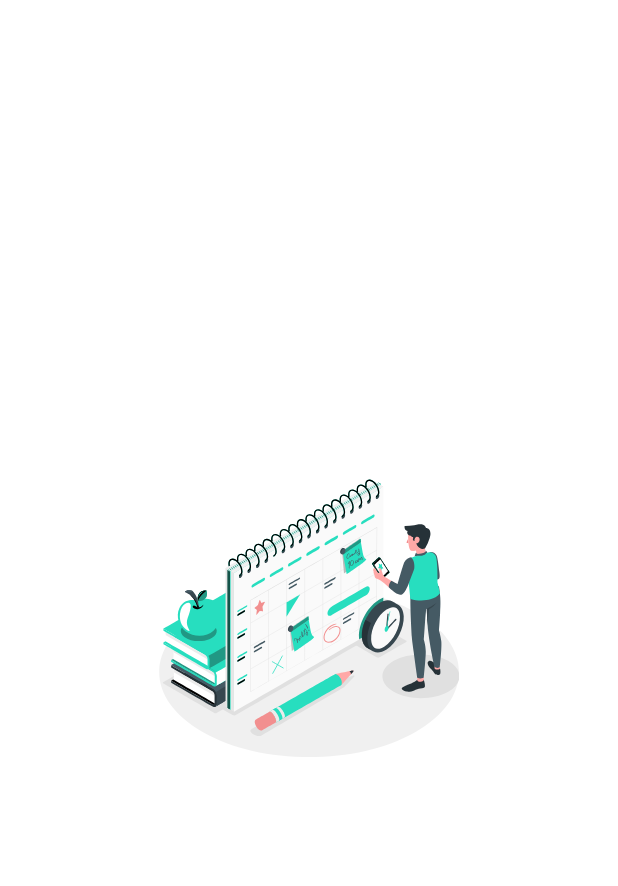
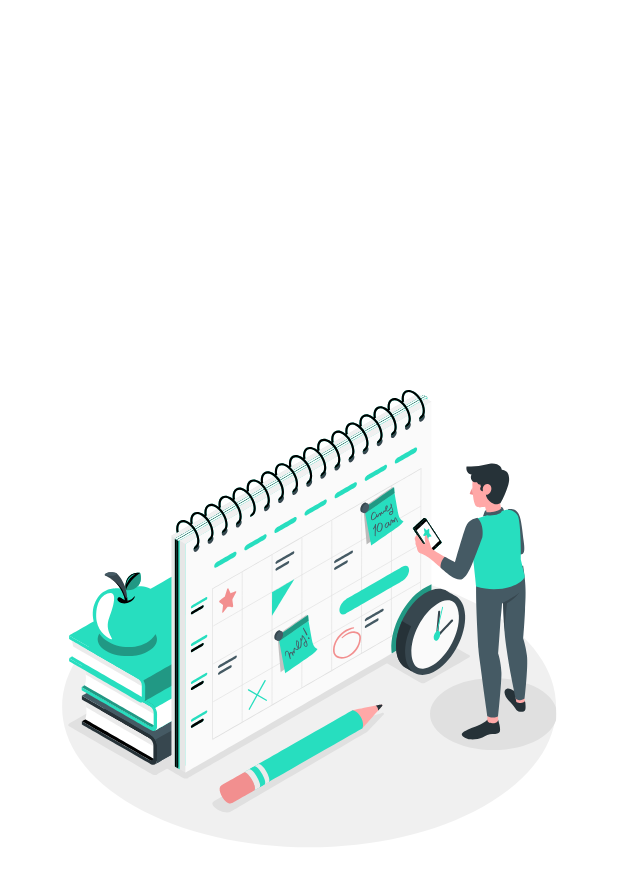
Before and after one commit to ArslanXXQazi/Your-Diary, a Flutter app: the screen it shows after launch, on a phone screen of 412 x 824 dp. Shown: the top 886 px of the screen. Run offline on Flutter 3.47's test engine with Material 3 defaults, Android fonts, the phone set to English and light mode, and no system bars; our stand-ins replace lottie.

Commit message:
Update splash_screen.dart

```diff
--- a/lib/src/views/starting_views/splash_screen.dart
+++ b/lib/src/views/starting_views/splash_screen.dart
@@ -12,8 +12,8 @@ class SplashScreen extends StatelessWidget {
     return Scaffold(
       backgroundColor: Colors.white,
       body: Center(child: Container(
-        height: 200,
-        width: 300,
+        height: screenHeight*.5,
+        width: screenWidth*.8,
         child: Lottie.asset('assets/splash.json'),
       )),
     );
```
